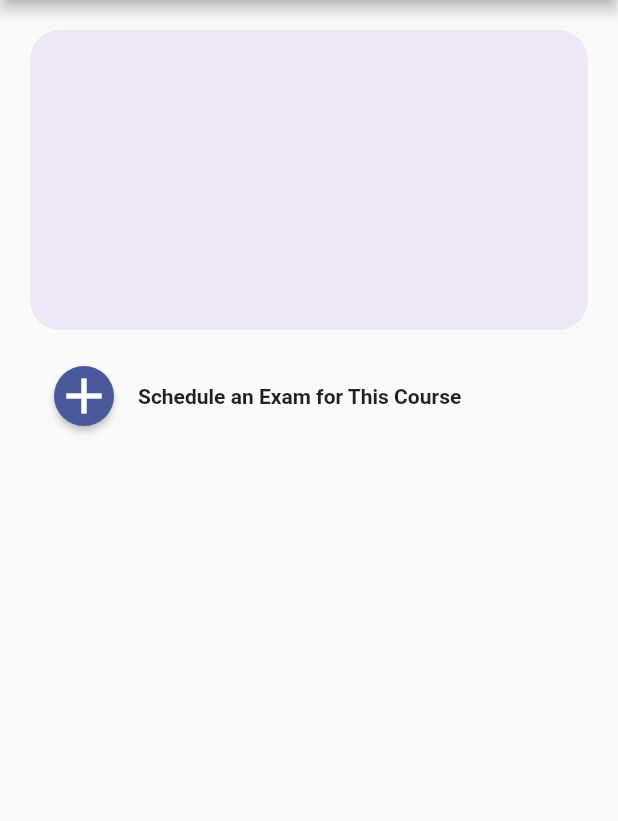
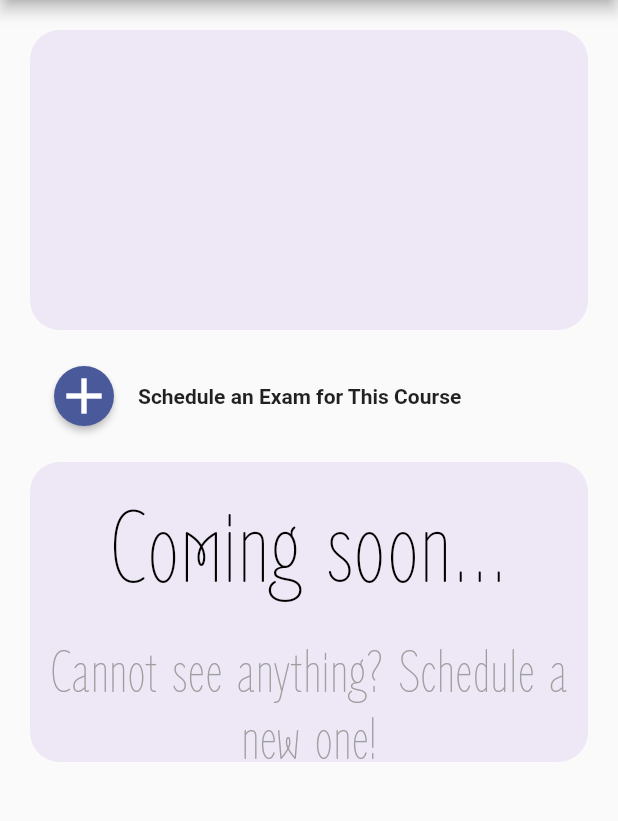
Before and after one commit to dpkg-i-foo-deb/exams-quizzes-alike, a Flutter app: the CoursePage screen opened directly with empty values, on a phone screen of 412 x 824 dp, the part 84-905 px from its top. Run offline on Flutter 3.47's test engine with Material 2 defaults, Android fonts, the phone set to English and light mode, and no system bars; missing offline and left inert: multiselect_formfield; accounts and stored records are empty.

Commit message:
Add initial scheduled exams view 👷

```diff
--- a/flutter/lib/screens/course/course_page.dart
+++ b/flutter/lib/screens/course/course_page.dart
@@ -66,6 +66,41 @@ class _CoursePageState extends State<CoursePage> {
                     ),
                   ],
                 )),
+            const SizedBox(
+              height: 20,
+            ),
+            Container(
+              constraints: const BoxConstraints(
+                  maxHeight: 200, maxWidth: double.infinity),
+              decoration: BoxDecoration(
+                  color: const Color.fromARGB(255, 237, 231, 246),
+                  borderRadius: BorderRadius.circular(20)),
+              child: Align(
+                  child: Column(
+                children: const [
+                  SizedBox(
+                    height: 20,
+                  ),
+                  Text('Coming soon...',
+                      textAlign: TextAlign.center,
+                      style: TextStyle(
+                        fontFamily: 'ZenLoop',
+                        fontSize: 70,
+                        color: Colors.black,
+                      )),
+                  SizedBox(
+                    height: 20,
+                  ),
+                  Text('Cannot see anything? Schedule a new one!',
+                      textAlign: TextAlign.center,
+                      style: TextStyle(
+                        fontFamily: 'ZenLoop',
+                        fontSize: 40,
+                        color: Colors.grey,
+                      )),
+                ],
+              )),
+            ),
           ]),
         )));
   }
--- a/flutter/lib/screens/exam/components/schedule/schedule_exam_body.dart
+++ b/flutter/lib/screens/exam/components/schedule/schedule_exam_body.dart
@@ -45,7 +45,7 @@ class _ScheduleExamBodyState extends State<ScheduleExamBody> {
             'Please Fill in the Form',
             style: TextStyle(fontSize: 15, color: Colors.grey),
           ),
-          SizedBox(
+          const SizedBox(
             height: 20,
           ),
           ScheduleExamForm(course: widget.course),
```
